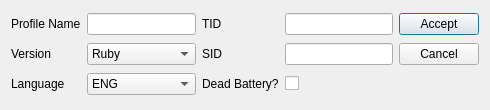
First picture: the form in Forms/Gen3/ProfileEditor3.ui, repository Admiral-Fish/PokeFinder, before the edit.
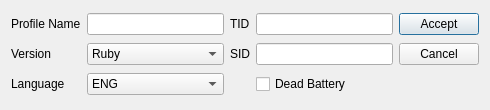
Second picture: the form after the edit. Custom widgets are drawn as their Qt base class.

What changed in the file:
```diff
--- a/Forms/Gen3/ProfileEditor3.ui
+++ b/Forms/Gen3/ProfileEditor3.ui
@@ -151,17 +151,10 @@
      </item>
     </widget>
    </item>
-   <item row="2" column="2">
-    <widget class="QLabel" name="labelDeadBattery">
-     <property name="text">
-      <string>Dead Battery?</string>
-     </property>
-    </widget>
-   </item>
    <item row="2" column="3">
     <widget class="QCheckBox" name="checkBoxDeadBattery">
      <property name="text">
-      <string/>
+      <string>Dead Battery</string>
      </property>
     </widget>
    </item>
```
